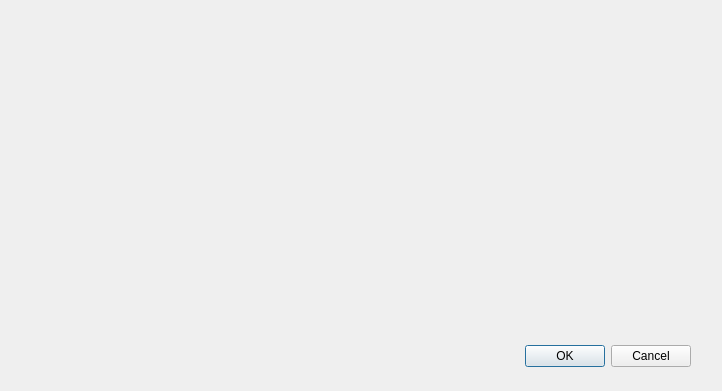
Old version of the form app/Client/MainWindow/forms/userdialog.ui in the repository deskos-xp/MyMoneyMaker.
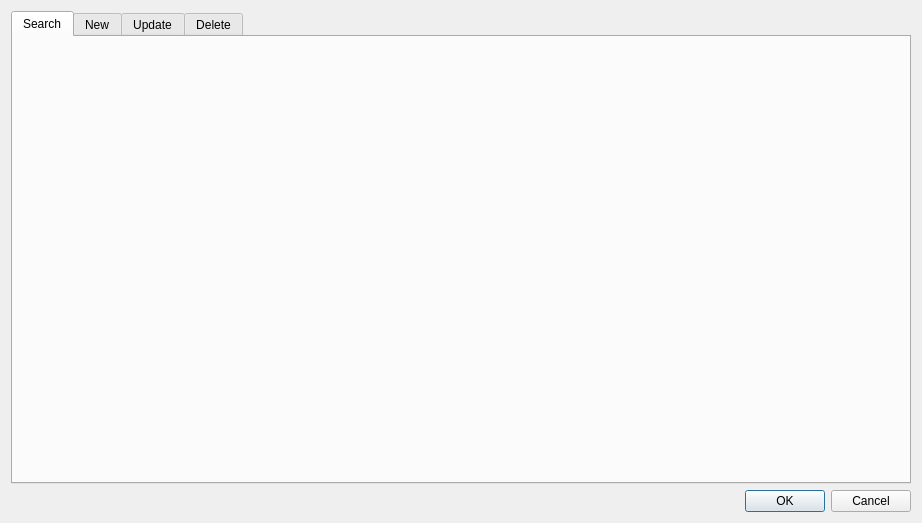
New version of the form.

Commit message: updates to include the begining of the user tools

The edit to the form file:
```diff
--- a/app/Client/MainWindow/forms/userdialog.ui
+++ b/app/Client/MainWindow/forms/userdialog.ui
@@ -6,29 +6,81 @@
    <rect>
     <x>0</x>
     <y>0</y>
-    <width>722</width>
-    <height>391</height>
+    <width>922</width>
+    <height>523</height>
    </rect>
   </property>
   <property name="windowTitle">
    <string>Dialog</string>
   </property>
-  <widget class="QDialogButtonBox" name="buttonBox">
-   <property name="geometry">
-    <rect>
-     <x>350</x>
-     <y>340</y>
-     <width>341</width>
-     <height>32</height>
-    </rect>
-   </property>
-   <property name="orientation">
-    <enum>Qt::Horizontal</enum>
-   </property>
-   <property name="standardButtons">
-    <set>QDialogButtonBox::Cancel|QDialogButtonBox::Ok</set>
-   </property>
-  </widget>
+  <layout class="QGridLayout" name="gridLayout">
+   <item row="0" column="0">
+    <widget class="QTabWidget" name="tabWidget">
+     <property name="tabPosition">
+      <enum>QTabWidget::North</enum>
+     </property>
+     <property name="tabShape">
+      <enum>QTabWidget::Rounded</enum>
+     </property>
+     <property name="currentIndex">
+      <number>0</number>
+     </property>
+     <property name="movable">
+      <bool>true</bool>
+     </property>
+     <widget class="QWidget" name="search">
+      <attribute name="title">
+       <string>Search</string>
+      </attribute>
+      <layout class="QGridLayout" name="gridLayout_2">
+       <item row="0" column="0">
+        <widget class="QWidget" name="search_user_widget" native="true"/>
+       </item>
+      </layout>
+     </widget>
+     <widget class="QWidget" name="new_user">
+      <attribute name="title">
+       <string>New</string>
+      </attribute>
+      <layout class="QGridLayout" name="gridLayout_5">
+       <item row="0" column="0">
+        <widget class="QWidget" name="new_user_widget" native="true"/>
+       </item>
+      </layout>
+     </widget>
+     <widget class="QWidget" name="update_user">
+      <attribute name="title">
+       <string>Update</string>
+      </attribute>
+      <layout class="QGridLayout" name="gridLayout_4">
+       <item row="0" column="0">
+        <widget class="QWidget" name="update_user_widget" native="true"/>
+       </item>
+      </layout>
+     </widget>
+     <widget class="QWidget" name="delete_user">
+      <attribute name="title">
+       <string>Delete</string>
+      </attribute>
+      <layout class="QGridLayout" name="gridLayout_3">
+       <item row="0" column="0">
+        <widget class="QWidget" name="delete_user_widget" native="true"/>
+       </item>
+      </layout>
+     </widget>
+    </widget>
+   </item>
+   <item row="1" column="0">
+    <widget class="QDialogButtonBox" name="buttonBox">
+     <property name="orientation">
+      <enum>Qt::Horizontal</enum>
+     </property>
+     <property name="standardButtons">
+      <set>QDialogButtonBox::Cancel|QDialogButtonBox::Ok</set>
+     </property>
+    </widget>
+   </item>
+  </layout>
  </widget>
  <resources/>
  <connections>
```
The commit also changes 27 other files.
